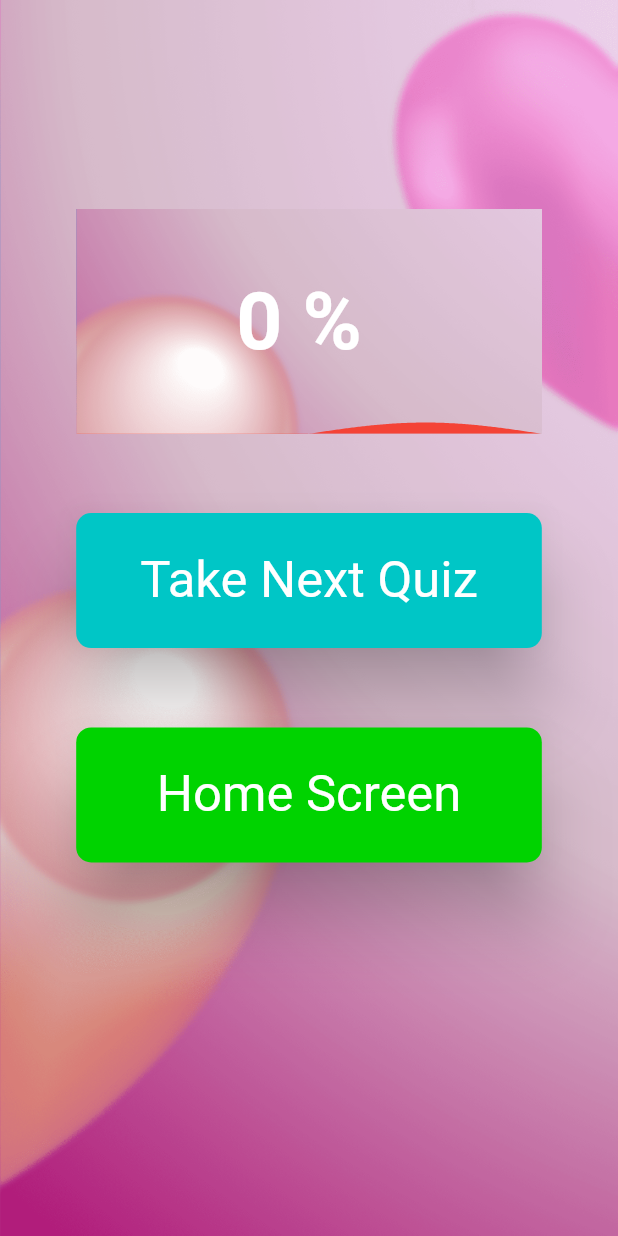
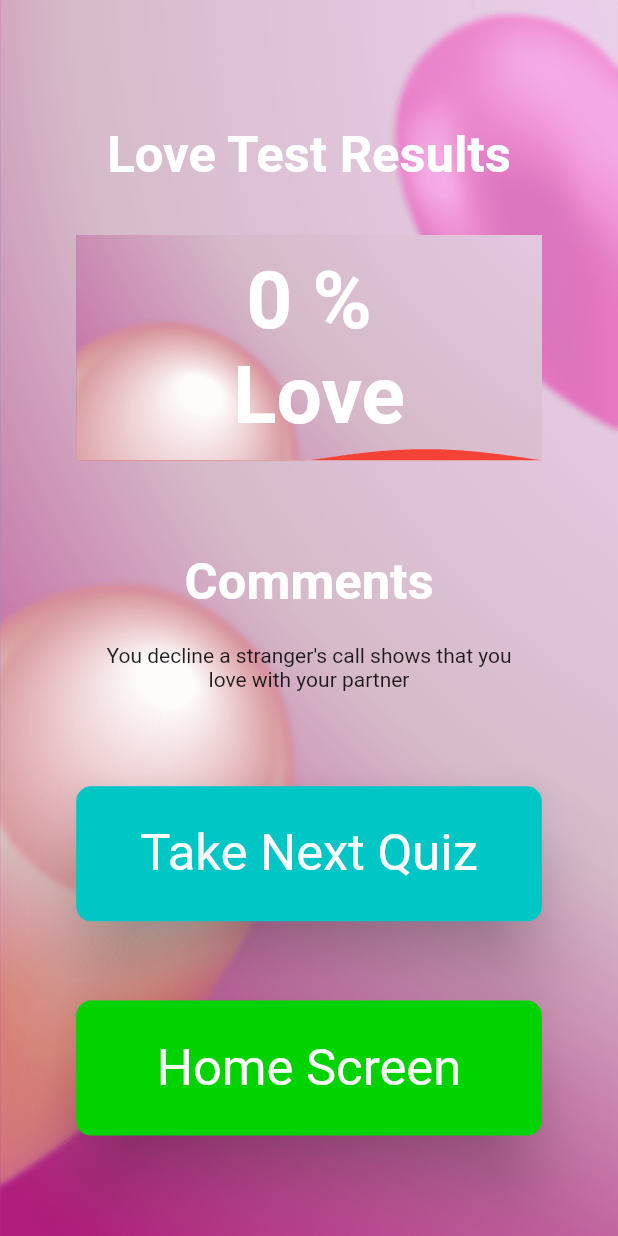
Before and after one commit to nooralibutt/love_test_app, a Flutter app: the ResultScreen screen opened by its route, on a phone screen of 412 x 824 dp. Run offline on Flutter 3.47's test engine with Material 2 defaults, Android fonts, the light colour scheme and no system bars; drawn by our look-alikes of liquid_progress_indicator; our stand-ins replace audioplayers, confetti, flutter_screenutil, flutter_spinkit, shared_preferences, simple_animations and 2 more; missing offline and left inert: easy_ads_flutter; accounts and stored records are empty; network calls fail.

Commit message:
refactor code

```diff
--- a/lib/controller/quiz_controller.dart
+++ b/lib/controller/quiz_controller.dart
@@ -17,8 +17,8 @@ class QuizController {
         context: context,
         builder: (BuildContext context) {
           return AlertDialog(
-            content: Container(
-              height: 340.h,
+            content: SizedBox(
+              height: 570.h,
               child: Column(
                 crossAxisAlignment: CrossAxisAlignment.start,
                 children: [
--- a/lib/model/quiz_model.dart
+++ b/lib/model/quiz_model.dart
@@ -31,10 +31,10 @@ class QuizModel {
         options: ['All the time', 'No', 'Occasionally'],
         correctAnswer: 'All the time'),
     QuizModel(
-        headingText: 'why are you taking this quiz',
+        headingText: 'why are you taking this quiz?',
         options: [
-          'I am obsessed with my girlfriend',
-          'I think girlfriend like me',
+          'I am obsessed with my partner',
+          'I think my partner likes me',
           'Because I am bored'
         ],
         correctAnswer: 'I think your partner likes  you'),
@@ -54,7 +54,7 @@ class QuizModel {
         correctAnswer: 'Everything'),
     QuizModel(
         headingText: 'Does your partner have your phone number?',
-        options: ['Yeah, my partner asked me for it', 'Yes, I gave him', 'No'],
+        options: ['Yeah, my partner asked me for it', 'Yes, I gave them', 'No'],
         correctAnswer: 'Yeah, my partner asked me for it'),
     QuizModel(
         headingText: 'How many interests do you share with your partner?',
@@ -81,7 +81,7 @@ class QuizModel {
         ],
         correctAnswer: 'Everyday, even weekends'),
     QuizModel(
-        headingText: 'Does your partner ever give  your compliments? ',
+        headingText: 'Does your partner ever give  your compliments?',
         options: ['Yes, All of the time! ', 'Occasionally ', 'No'],
         correctAnswer: 'Occasionally'),
     QuizModel(
@@ -245,7 +245,7 @@ class QuizModel {
         options: ['Yes', 'Not Really', 'No'],
         correctAnswer: 'Yes'),
     QuizModel(
-        headingText: 'Have you ever held your partner\’s hand??',
+        headingText: 'Have you ever held your partner\’s hand?',
         options: [
           'Yes, It was very romantic',
           'yes, we’ve held hands as  part of a game',
@@ -270,7 +270,7 @@ class QuizModel {
         options: ['Yes', 'Occasionally', 'No'],
         correctAnswer: 'Yes'),
     QuizModel(
-        headingText: 'Is there anything you would change about your partner??',
+        headingText: 'Is there anything you would change about your partner?',
         options: [
           'Yes, lots og things!',
           'A few things',
--- a/lib/screen/result_screen/result_screen.dart
+++ b/lib/screen/result_screen/result_screen.dart
@@ -32,7 +32,14 @@ class ResultScreen extends StatelessWidget {
             crossAxisAlignment: CrossAxisAlignment.stretch,
             mainAxisAlignment: MainAxisAlignment.center,
             children: [
-              SizedBox(height: 500.h),
+              SizedBox(height: 300.h),
+              Text('Love Test Results',
+                  textAlign: TextAlign.center,
+                  style: TextStyle(
+                      color: Colors.white,
+                      fontWeight: FontWeight.bold,
+                      fontSize: 120.sp)),
+              SizedBox(height: 120.h),
               Container(
                 height: 150,
                 width: 200,
@@ -48,13 +55,37 @@ class ResultScreen extends StatelessWidget {
                   borderWidth: QuizController.resultValue,
                   direction: Axis.vertical,
                   // The direction the liquid moves (Axis.vertical = bottom to top, Axis.horizontal = left to right). Defaults to Axis.vertical.
-                  center: Text(('${loveResult.round()} % '),
+                  center: Text(('${loveResult.round()} % \n Love'),
+                      textAlign: TextAlign.center,
                       style: TextStyle(
                           color: Colors.white,
                           fontSize: 190.sp,
                           fontWeight: FontWeight.bold)), //text inside it
                 ),
               ),
+              SizedBox(height: 220.h),
+              Text('Comments',
+                  textAlign: TextAlign.center,
+                  style: TextStyle(
+                      color: Colors.white,
+                      fontWeight: FontWeight.bold,
+                      fontSize: 120.sp)),
+              SizedBox(height: 40.h),
+              QuizController.isAnswered
+                  ? const Padding(
+                      padding: EdgeInsets.all(10),
+                      child: Text(
+                          'You are a cheater, you picked a call of stranger',
+                          textAlign: TextAlign.center,
+                          style: TextStyle()),
+                    )
+                  : const Padding(
+                      padding: EdgeInsets.all(10),
+                      child: Text(
+                          'You decline a stranger\'s call shows that you love with your partner',
+                          textAlign: TextAlign.center,
+                          style: TextStyle()),
+                    ),
               SizedBox(height: 190.h),
               GeneralElevatedButton(
                   onPressed: () {
@@ -85,6 +116,7 @@ class ResultScreen extends StatelessWidget {
                   text: 'Home Screen',
                   internalPadding: const EdgeInsets.all(25),
                   buttonWidth: 20.w),
+              SizedBox(height: 190.h),
             ],
           ),
         ),
```
Also changed, not shown: lib/screen/call_screen/call_screen.dart (+5 -52 lines), lib/screen/quiz-screen/quiz_screen.dart (+6 -6 lines).
